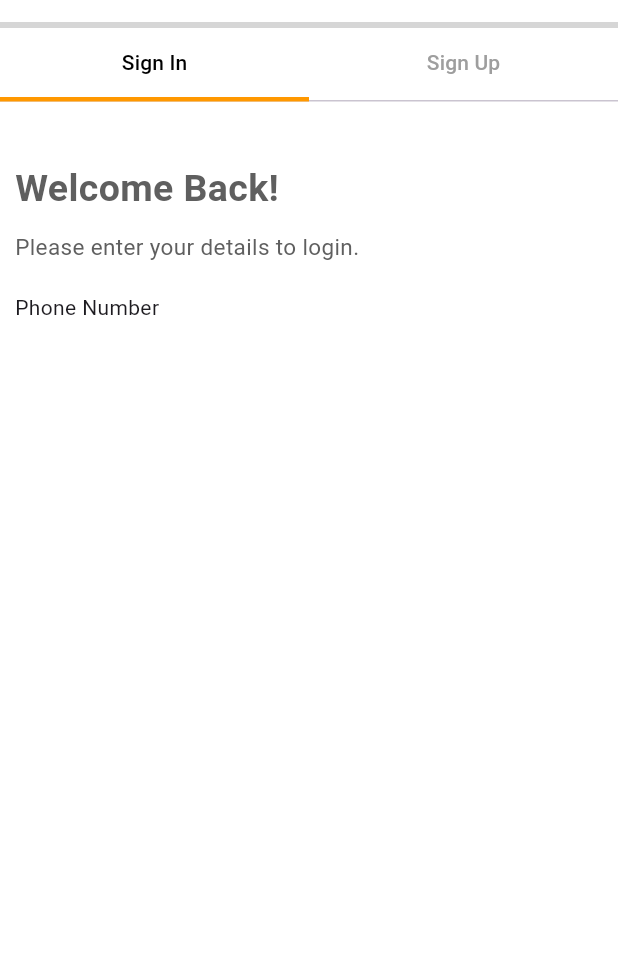
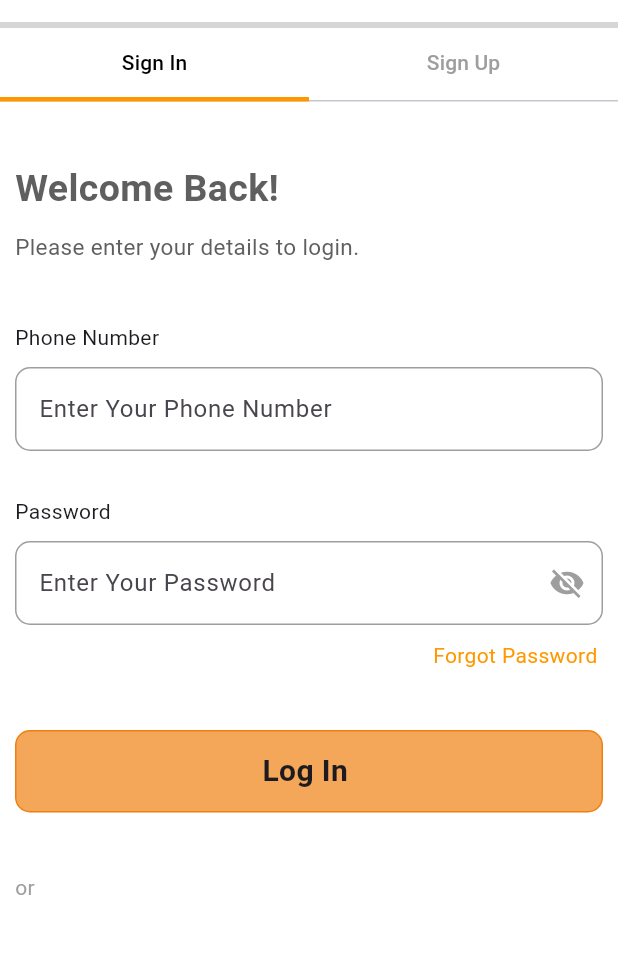
Before and after one commit to nazifanishat09/Dada-Garments, a Flutter app: the screen it shows after launch, on a phone screen of 412 x 824 dp, the part 128-1082 px from its top. Run offline on Flutter 3.47's test engine with Material 3 defaults, Android fonts, the phone set to English and light mode, and no system bars.

Commit message:
custom button

```diff
--- a/lib/view/auth_ui/auth_ui.dart
+++ b/lib/view/auth_ui/auth_ui.dart
@@ -1,6 +1,8 @@
 import 'package:dada_garments/view/widget/custom_text_widget.dart';
+import 'package:dada_garments/view/widget/text_form_field.dart';
 import 'package:flutter/material.dart';
 
+import '../widget/button_widget.dart';
 import '../widget/custom_appbar.dart';
 
 class LogInScreen extends StatefulWidget {
@@ -11,6 +13,10 @@ class LogInScreen extends StatefulWidget {
 }
 
 class _LogInScreenState extends State<LogInScreen> {
+  final TextEditingController phoneC = TextEditingController();
+
+  final TextEditingController passC = TextEditingController();
+
   @override
   Widget build(BuildContext context) {
     return DefaultTabController(
@@ -25,6 +31,7 @@ class _LogInScreenState extends State<LogInScreen> {
               width: double.infinity,
               decoration: BoxDecoration(color: Colors.grey[350]),
             ),
+
             const TabBar(
               labelColor: Colors.black,
               unselectedLabelColor: Colors.grey,
@@ -36,14 +43,17 @@ class _LogInScreenState extends State<LogInScreen> {
                 Tab(text: "Sign Up"),
               ],
             ),
-            const Expanded(
+            Expanded(
               child: TabBarView(
                 children: [
-                  Column(
+                  Padding(
+                    padding: const EdgeInsets.only(left: 10, right: 10),
+                    child: Column(
                       crossAxisAlignment: CrossAxisAlignment.start,
+                      spacing: 10,
                       children: [
-                      Padding(
-                        padding: EdgeInsets.only(top: 40, left: 10),
+                        const Padding(
+                          padding: EdgeInsets.only(top: 40),
                           child: TextWidget(
                             title: "Welcome Back!",
                             fs: 25,
@@ -51,21 +61,59 @@ class _LogInScreenState extends State<LogInScreen> {
                             fw: FontWeight.bold,
                           ),
                         ),
-                      Padding(
-                        padding: EdgeInsets.all(10),
-                        child: TextWidget(
+                        TextWidget(
                           title: "Please enter your details to login.",
                           fc: Color(0xff5F5F5F),
                           fs: 15,
                         ),
+                        SizedBox(height: 20),
+                        TextWidget(title: "Phone Number"),
+                        TextFormFieldWidget(
+                          phoneC: phoneC,
+                          validator: (v) {
+                            if (v == null || v.isEmpty) {
+                              return "Please Enter Your Phone Number";
+                            } else {
+                              return null;
+                            }
+                          },
+                          title: "Your Phone Number",
                         ),
-                      Padding(
-                        padding: EdgeInsets.all(10),
-                        child: TextWidget(title: "Phone Number"),
+                        SizedBox(height: 10),
+                        TextWidget(title: "Password"),
+                        TextFormFieldWidget(
+                          supIcon: InkWell(
+                            onTap: () {},
+                            child: Icon(
+                              Icons.visibility_off,
+                              color: Colors.grey,
+                            ), //:Icon(Icons.visibility,color: Colors.grey,),
                           ),
+                          isActive: true,
+                          phoneC: passC,
+                          validator: (v) {
+                            if (v == null || v.isEmpty) {
+                              return "Please Enter Your Password";
+                            } else {
+                              return null;
+                            }
+                          },
+                          title: "Your Password",
+                        ),
+                        Align(
+                          alignment: Alignment.centerRight,
+                          child: TextWidget(
+                            title: "Forgot Password",
+                            fc: Colors.orange,
+                          ),
+                        ),SizedBox(height: 20,),
+                        ButtonWidget(),
+                        SizedBox(height: 20,),
+                        TextWidget(title: "or",fc: Colors.grey,)
                       ],
                     ),
-                  Center(child: Text("Sign Up Page")),
+                  ),
+                  const Center(child: Text("Sign Up Page")),
                 ],
               ),
             ),
--- /dev/null
+++ b/lib/view/widget/button_widget.dart
@@ -0,0 +1,29 @@
+import 'package:flutter/material.dart';
+
+import 'custom_text_widget.dart';
+
+class ButtonWidget extends StatelessWidget {
+  const ButtonWidget({
+    super.key,
+  });
+
+  @override
+  Widget build(BuildContext context) {
+    return Container(
+      height: 55,
+      width: 400,
+      decoration: BoxDecoration(
+        color: Color(0xffF4A758),
+        borderRadius: BorderRadius.circular(10),
+        border: Border.all(color: Color(0xffF07F0F)),
+      ),
+      child: Center(
+        child: TextWidget(
+          title: "Log In",
+          fs: 20,
+          fw: FontWeight.bold,
+        ),
+      ),
+    );
+  }
+}
--- a/pubspec.yaml
+++ b/pubspec.yaml
@@ -30,7 +30,7 @@ environment:
 dependencies:
   flutter:
     sdk: flutter
-  material_tab_indicator: ^1.0.2
+  # material_tab_indicator: ^1.0.2
 
 
 
```
Lines whose indentation alone changed are shown as unchanged.
